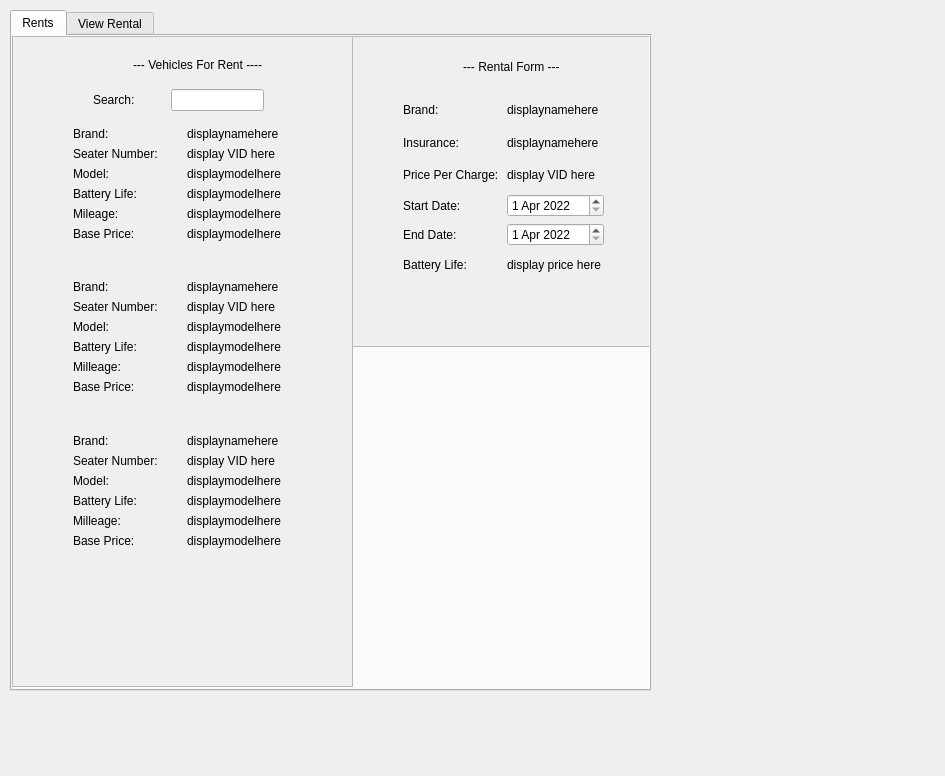
Before: the Qt Designer form RenTogether/secdialog.ui in GMengRong/ICT1009-CPP-RenTogether, drawn with Qt 5.
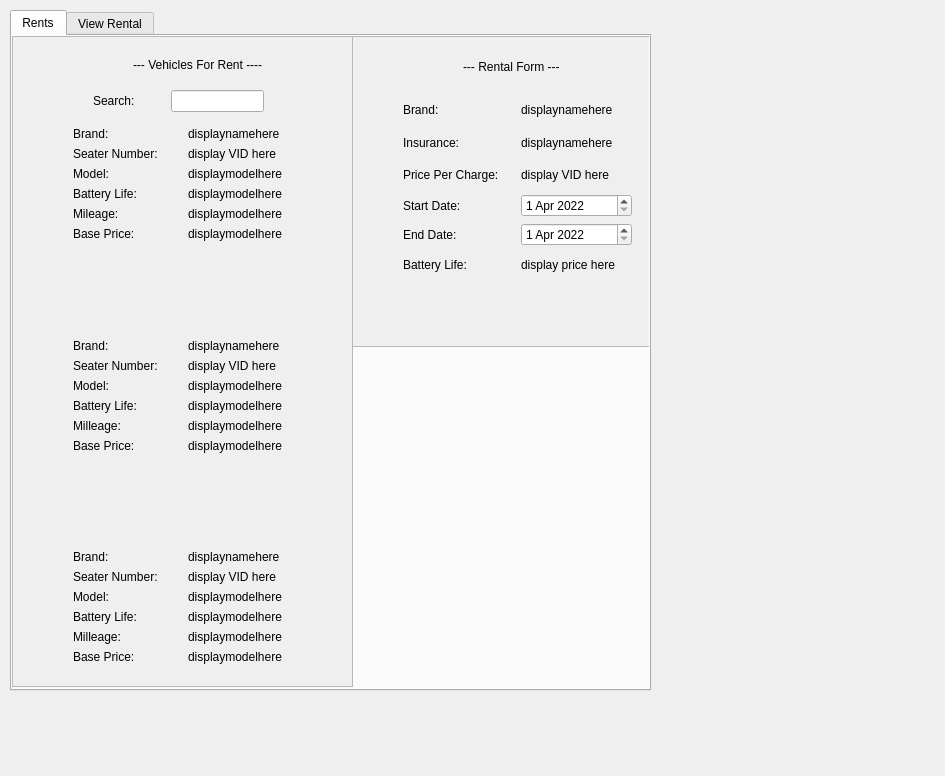
After: the same form once the commit is applied. The open tabs and pages were chosen to show the change.

Commit message: rental tab

The edit to the form file:
```diff
--- a/RenTogether/secdialog.ui
+++ b/RenTogether/secdialog.ui
@@ -68,8 +68,8 @@
         <rect>
          <x>60</x>
          <y>90</y>
-         <width>221</width>
-         <height>421</height>
+         <width>224</width>
+         <height>537</height>
         </rect>
        </property>
        <layout class="QVBoxLayout" name="verticalLayout_4">
@@ -443,7 +443,7 @@
          <x>80</x>
          <y>50</y>
          <width>171</width>
-         <height>26</height>
+         <height>28</height>
         </rect>
        </property>
        <layout class="QHBoxLayout" name="horizontalLayout_15">
@@ -500,7 +500,7 @@
         <rect>
          <x>50</x>
          <y>60</y>
-         <width>201</width>
+         <width>229</width>
          <height>181</height>
         </rect>
        </property>
```
Left out of the diff: 4 changed lines with no effect on the pictures. The commit also changes 2 other files.
